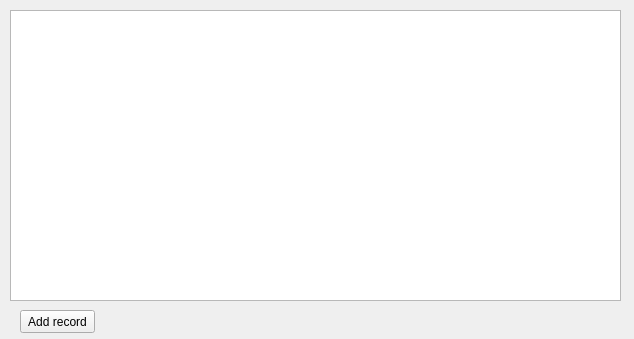
Above: design_files/widget_table.ui from elvslv/CompanyDatabase before the change. Below: the same form after it.
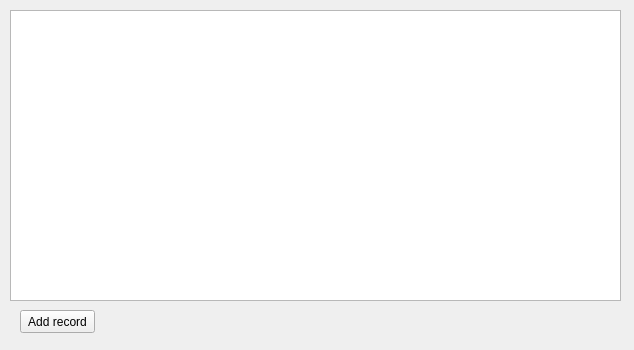
That is the form after the change.

Commit message: fix adding records with foreign keys

Diff of the .ui file:
```diff
--- a/design_files/widget_table.ui
+++ b/design_files/widget_table.ui
@@ -7,9 +7,21 @@
     <x>0</x>
     <y>0</y>
     <width>634</width>
-    <height>339</height>
+    <height>350</height>
    </rect>
   </property>
+  <property name="sizePolicy">
+   <sizepolicy hsizetype="Expanding" vsizetype="Expanding">
+    <horstretch>0</horstretch>
+    <verstretch>0</verstretch>
+   </sizepolicy>
+  </property>
+  <property name="minimumSize">
+   <size>
+    <width>634</width>
+    <height>350</height>
+   </size>
+  </property>
   <property name="windowTitle">
    <string>Form</string>
   </property>
```
The commit also changes 2 other files.
